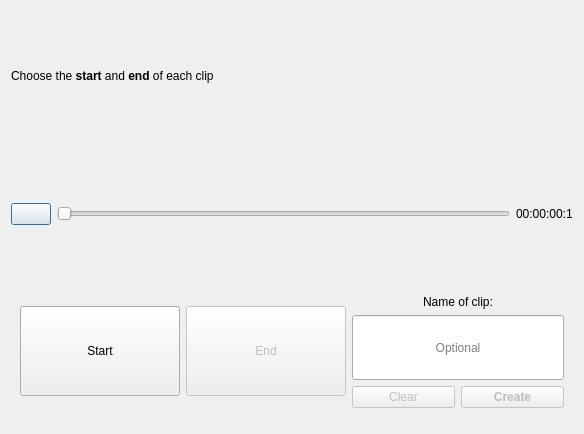
OpenShot/openshot-qt, file src/windows/ui/cutting.ui: the form before one commit.
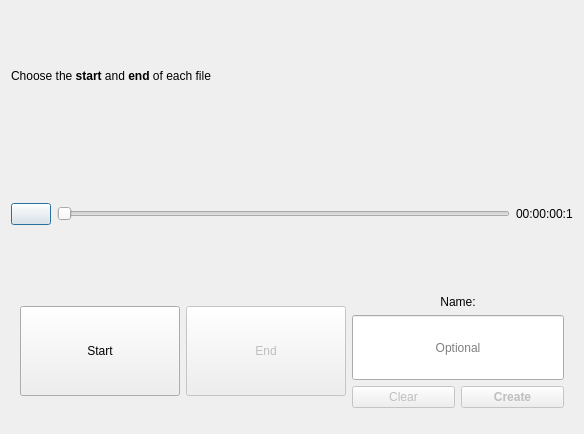
The form after the commit. Icons and pictures are not drawn.

Commit message: Adding a few missing shortcuts in settings. Updating shortcuts for Preview, Split File, Edit Title. Added double click functions to project files. Made preview/split file dialog close with ESC key. Renamed a few menus (Split Clips -> Split File, Export Clips -> Export Files). Updated documentation with updated keyboard names and shortcuts. Updating translations.

```diff
--- a/src/windows/ui/cutting.ui
+++ b/src/windows/ui/cutting.ui
@@ -41,7 +41,7 @@
        <item>
         <widget class="QLabel" name="lblInstructions">
          <property name="text">
-          <string>Choose the &lt;b&gt;start&lt;/b&gt; and &lt;b&gt;end&lt;/b&gt; of each clip</string>
+          <string>Choose the &lt;b&gt;start&lt;/b&gt; and &lt;b&gt;end&lt;/b&gt; of each file</string>
          </property>
         </widget>
        </item>
@@ -128,7 +128,7 @@
                </sizepolicy>
               </property>
               <property name="text">
-               <string>Name of clip:</string>
+               <string>Name:</string>
               </property>
               <property name="alignment">
                <set>Qt::AlignCenter</set>
```
Left out of the diff: 6 changed lines with no effect on the pictures. The commit also changes 10 other files.
